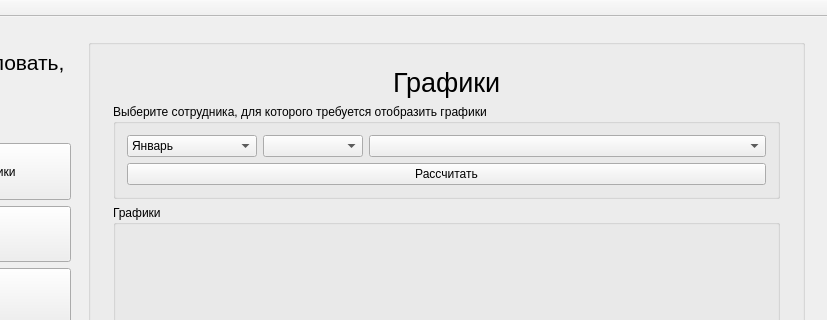
First picture: the form in salary/salary.ui, repository a-mihaylov/salary, before the edit; both pictures show x 157 to 984 and y 0 to 320 of the 984 by 567 pixel window.
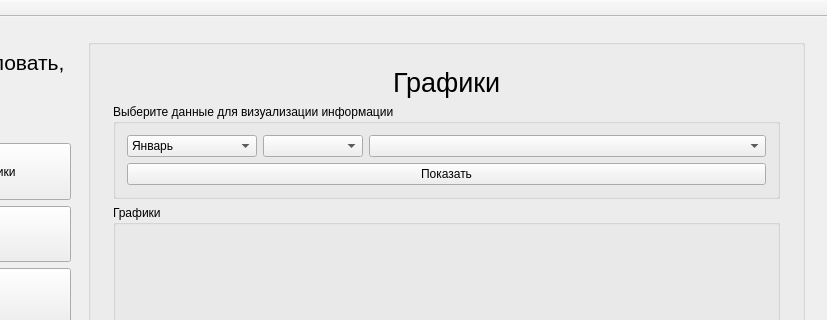
Second picture: the form after the edit.

Commit message: Реализован переход на страницу графиков. Реализовано заполнение ФИО и года на странице графиков. Выделен вспомогательный метод для заполнения ФИО

```diff
--- a/salary/salary.ui
+++ b/salary/salary.ui
@@ -1730,7 +1730,7 @@
                <item row="1" column="0">
                 <widget class="QGroupBox" name="groupBox_12">
                  <property name="title">
-                  <string>Выберите сотрудника, для которого требуется отобразить графики</string>
+                  <string>Выберите данные для визуализации информации</string>
                  </property>
                  <layout class="QGridLayout" name="gridLayout_23">
                   <item row="0" column="0">
@@ -1838,7 +1838,7 @@
                   <item row="1" column="0" colspan="3">
                    <widget class="QPushButton" name="graphics_calculate">
                     <property name="text">
-                     <string>Рассчитать</string>
+                     <string>Показать</string>
                     </property>
                    </widget>
                   </item>
```
The commit also changes 2 other files.
